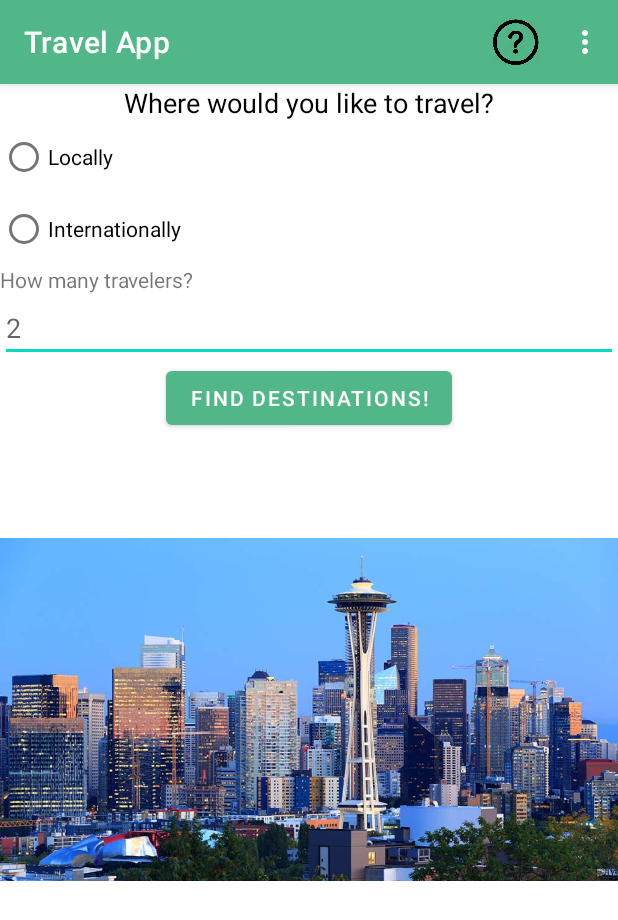
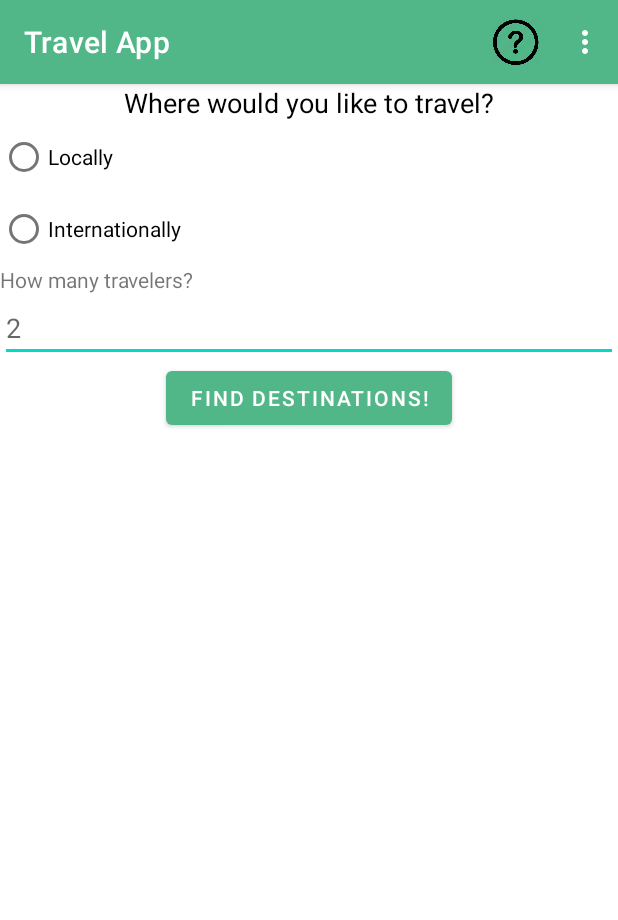
Before and after one commit to QuintonPrice/CPTR405-Project, an Android app: the screen it shows after launch (MainActivity), on a phone screen of 412 x 824 dp. Shown: the top 920 px of the screen. Run offline under Robolectric (Android 15) with nearby library versions, the phone set to English and light mode, and no system bars.

Commit message:
added ability to navigate to second activity

```diff
--- a/app/src/main/res/layout/activity_main.xml
+++ b/app/src/main/res/layout/activity_main.xml
@@ -78,22 +78,18 @@
         android:layout_width="wrap_content"
         app:layout_constraintLeft_toLeftOf="parent"
         app:layout_constraintRight_toRightOf="parent"
-        app:layout_constraintTop_toBottomOf="@id/travel_radio" />
-
-    <ImageView
-        android:id="@+id/seattle_image"
-        android:layout_width="wrap_content"
-        android:layout_height="wrap_content"
-        app:layout_constraintTop_toBottomOf="@id/radio_output"
-        app:layout_constraintLeft_toLeftOf="parent"
-        app:layout_constraintRight_toRightOf="parent"
-        android:src="@drawable/seattle"
+        app:layout_constraintTop_toBottomOf="@id/travel_radio"
         />
 
+    <FrameLayout
+        android:id="@+id/destinationFragmentPlaceholder"
+        android:layout_width="match_parent"
+        android:layout_height="match_parent"
+        />
 
-<!-- Implement this instead of the RadioGroup above   <Spinner
-        android:id="@+id/destinationSpinner"
-        android:layout_width="match_parent"
-        android:layout_height="wrap_content" />-->
+    <!-- Implement this instead of the RadioGroup above   <Spinner
+            android:id="@+id/destinationSpinner"
+            android:layout_width="match_parent"
+            android:layout_height="wrap_content" />-->
 
 </androidx.constraintlayout.widget.ConstraintLayout>
```
Also changed, not shown: app/src/main/java/edu/wallawalla/cs/pricqu/travelapp/MainActivity.java (+4 -4 lines), app/src/main/res/layout/activity_2.xml (+0 -8 lines).
